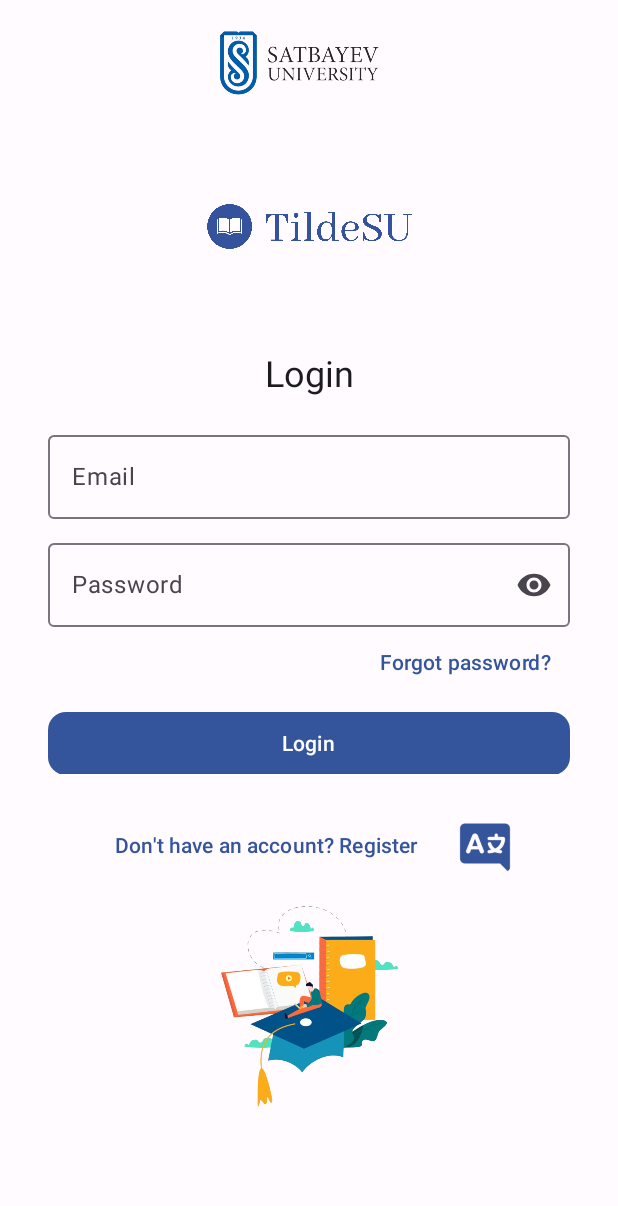
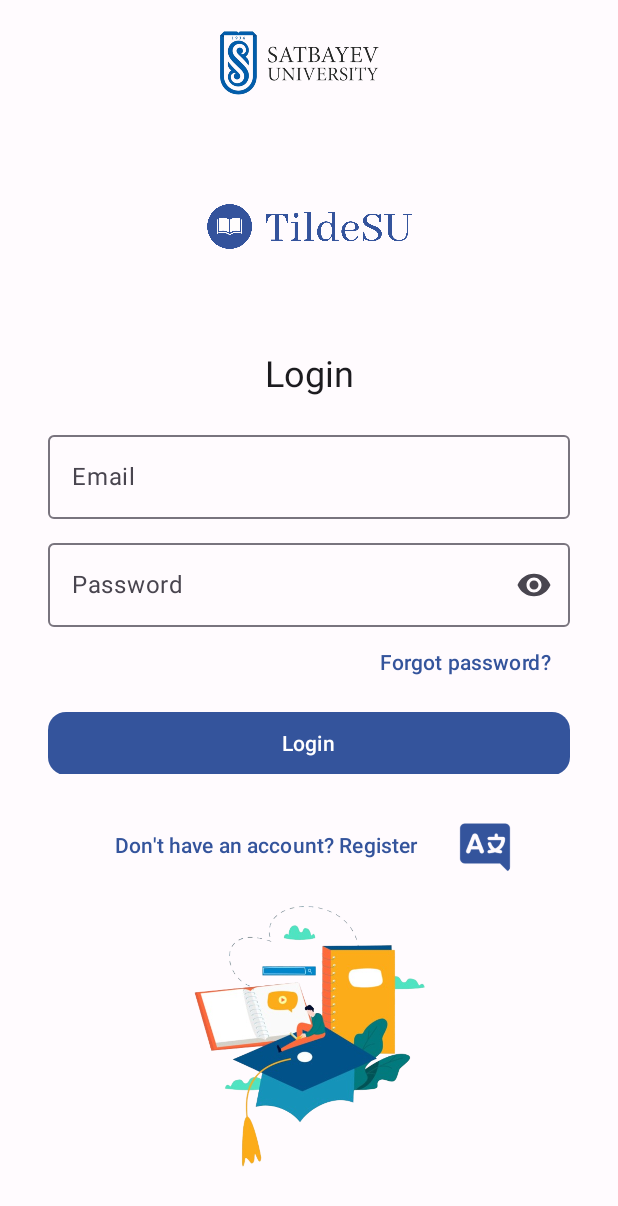
Before and after one commit to Abylaikhan-Bari/TildeSU, an Android app built with Jetpack Compose: the screen it shows after launch (MainActivity), on a phone screen of 412 x 824 dp. Shown: the top 1206 px of the screen. Run offline under Robolectric (Android 15) with nearby library versions, the phone set to English and light mode, and no system bars; our stand-ins replace Firebase (no records; nobody signed in at launch, a user with empty details on screens opened directly), livedata-compose; 3 statements that could not run were skipped.

Commit message:
Minor updates

```diff
--- a/app/src/main/java/com/ashim_bari/tildesu/view/screens/authentication/AuthenticationScreen.kt
+++ b/app/src/main/java/com/ashim_bari/tildesu/view/screens/authentication/AuthenticationScreen.kt
@@ -123,7 +123,7 @@ fun AuthenticationScreen(navController: NavHostController, viewModel: Authentica
                     painter = painterResource(R.drawable.logoauthscreenbottom),
                     contentDescription = "App Bottom Logo",
                     modifier = Modifier
-                        .size(150.dp)
+                        .size(190.dp)
                         .padding(bottom = padding)
                 )
             }
```
